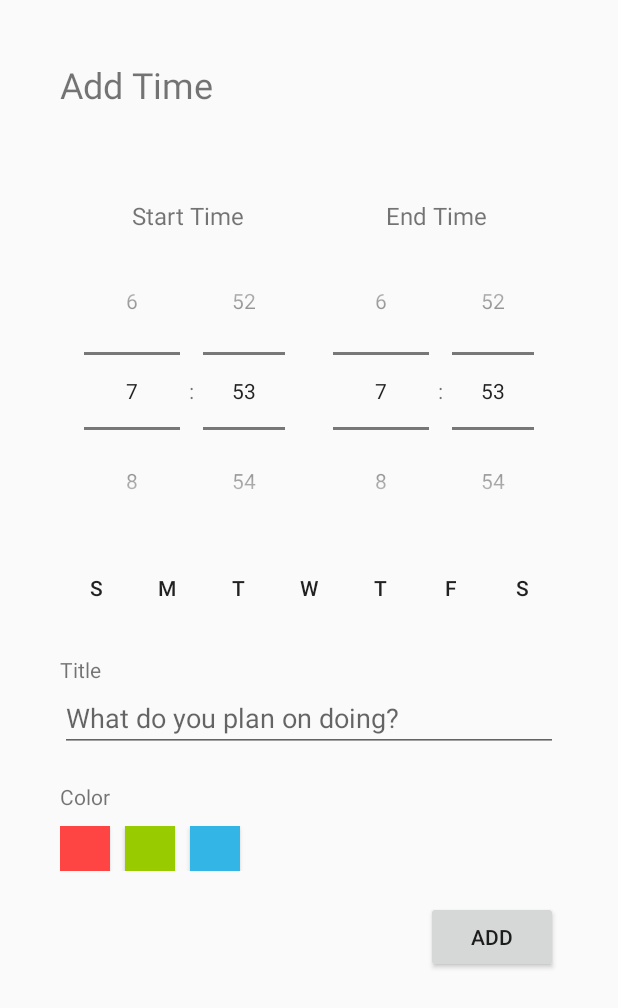
After one commit to Ericwhh/Beproductiv, an Android app: the AddTimeActivity screen opened directly, with no data from a screen before it, on a phone screen of 412 x 824 dp. The commit adds this screen. Shown: the top 1008 px of the screen. Run offline under Robolectric (Android 15) with nearby library versions, the phone set to English and light mode, and no system bars.

Commit message:
Add button in scheduler activity to add a new timer using a new activity

```diff
--- a/app/build.gradle
+++ b/app/build.gradle
@@ -27,6 +27,11 @@ dependencies {
     implementation 'androidx.appcompat:appcompat:1.2.0'
     implementation 'androidx.constraintlayout:constraintlayout:2.0.2'
     implementation 'androidx.wear:wear:1.0.0'
+    implementation 'androidx.legacy:legacy-support-v4:1.0.0'
+    implementation 'com.google.android.material:material:1.0.0'
+    implementation 'androidx.navigation:navigation-fragment:2.1.0'
+    implementation 'androidx.navigation:navigation-ui:2.1.0'
+    implementation 'androidx.lifecycle:lifecycle-extensions:2.1.0'
     testImplementation 'junit:junit:4.12'
     androidTestImplementation 'androidx.test.ext:junit:1.1.2'
     androidTestImplementation 'androidx.test.espresso:espresso-core:3.3.0'
--- /dev/null
+++ b/app/src/main/java/ca/bcit/beproductiv/AddTimeActivity.java
@@ -0,0 +1,14 @@
+package ca.bcit.beproductiv;
+
+import androidx.appcompat.app.AppCompatActivity;
+
+import android.os.Bundle;
+
+public class AddTimeActivity extends AppCompatActivity {
+
+    @Override
+    protected void onCreate(Bundle savedInstanceState) {
+        super.onCreate(savedInstanceState);
+        setContentView(R.layout.activity_add_time);
+    }
+}
--- /dev/null
+++ b/app/src/main/res/drawable/circular_button.xml
@@ -0,0 +1,7 @@
+<?xml version="1.0" encoding="utf-8"?>
+<shape xmlns:android="http://schemas.android.com/apk/res/android"
+    android:shape="oval">
+
+    <size android:height="100dp"
+        android:width="100dp" />
+</shape>
--- /dev/null
+++ b/app/src/main/res/layout/activity_add_time.xml
@@ -0,0 +1,173 @@
+<?xml version="1.0" encoding="utf-8"?>
+<LinearLayout xmlns:android="http://schemas.android.com/apk/res/android"
+    xmlns:app="http://schemas.android.com/apk/res-auto"
+    xmlns:tools="http://schemas.android.com/tools"
+    android:layout_width="match_parent"
+    android:layout_height="match_parent"
+    android:orientation="vertical"
+    android:gravity="center_horizontal"
+    tools:context=".AddTimeActivity">
+
+    <LinearLayout
+        android:layout_width="match_parent"
+        android:layout_height="wrap_content"
+        android:paddingTop="40dp"
+        android:paddingLeft="40dp"
+        android:paddingRight="40dp"
+        android:paddingBottom="40dp"
+        android:orientation="vertical">
+    <TextView
+        android:id="@+id/textView"
+        android:layout_width="match_parent"
+        android:layout_height="wrap_content"
+        android:textSize="24dp"
+        android:text="Add Time" />
+    </LinearLayout>
+
+    <LinearLayout
+        android:layout_width="match_parent"
+        android:layout_height="match_parent"
+        android:paddingLeft="40dp"
+        android:paddingRight="40dp"
+        android:paddingBottom="40dp"
+        android:orientation="vertical">
+
+    <LinearLayout
+        android:layout_width="match_parent"
+        android:layout_height="wrap_content"
+        android:layout_marginTop="20dp"
+        android:orientation="horizontal">
+        <TextView
+            android:id="@+id/timePickerStartText"
+            android:layout_width="wrap_content"
+            android:layout_height="wrap_content"
+            android:gravity="center_horizontal"
+            android:layout_weight="1"
+            android:textSize="16dp"
+            android:text="Start Time" />
+        <TextView
+            android:id="@+id/timePickerEndText"
+            android:layout_width="wrap_content"
+            android:layout_height="wrap_content"
+            android:gravity="center_horizontal"
+            android:layout_weight="1"
+            android:textSize="16dp"
+            android:text="End Time" />
+    </LinearLayout>
+
+    <LinearLayout
+        android:layout_width="match_parent"
+        android:layout_height="wrap_content"
+        android:orientation="horizontal">
+    <TimePicker
+        android:id="@+id/timePickerStart"
+        android:layout_width="wrap_content"
+        android:layout_height="wrap_content"
+        android:layout_weight="1"
+        android:timePickerMode="spinner"/>
+    <TimePicker
+        android:id="@+id/timePickerEnd"
+        android:layout_width="wrap_content"
+        android:layout_height="wrap_content"
+        android:layout_weight="1"
+        android:timePickerMode="spinner"/>
+    </LinearLayout>
+
+    <LinearLayout
+        android:layout_width="match_parent"
+        android:layout_height="50dp"
+        android:orientation="horizontal">
+        <Button
+            android:id="@+id/sunday"
+            style="@style/circular_button"
+            android:text="S" />
+        <Button
+            android:id="@+id/monday"
+            style="@style/circular_button"
+            android:text="M" />
+        <Button
+            android:id="@+id/tuesday"
+            style="@style/circular_button"
+            android:text="T" />
+        <Button
+            android:id="@+id/wednesday"
+            style="@style/circular_button"
+            android:text="W" />
+        <Button
+            android:id="@+id/thursday"
+            style="@style/circular_button"
+            android:text="T" />
+        <Button
+            android:id="@+id/friday"
+            style="@style/circular_button"
+            android:text="F" />
+        <Button
+            android:id="@+id/saturday"
+            style="@style/circular_button"
+            android:text="S" />
+    </LinearLayout>
+
+    <TextView
+        android:id="@+id/textView2"
+        android:layout_width="match_parent"
+        android:layout_height="wrap_content"
+        android:layout_marginTop="20dp"
+        android:text="Title" />
+
+    <EditText
+        android:id="@+id/editTextTextPersonName"
+        android:layout_width="match_parent"
+        android:layout_height="wrap_content"
+        android:ems="10"
+        android:inputType="textPersonName"
+        android:hint="What do you plan on doing?" />
+
+    <TextView
+        android:id="@+id/colorsText"
+        android:layout_width="match_parent"
+        android:layout_height="wrap_content"
+        android:layout_marginTop="20dp"
+        android:text="Color" />
+
+    <LinearLayout
+        android:layout_width="match_parent"
+        android:layout_height="wrap_content"
+        android:weightSum="9"
+        android:layout_marginTop="10dp"
+        android:orientation="horizontal">
+
+        <Button
+            android:id="@+id/colorOne"
+            android:layout_weight="1"
+            android:layout_width="0dp"
+            android:layout_height="30dp"
+            android:layout_marginEnd="10dp"
+            android:background="@android:color/holo_red_light"
+            android:text="" />
+        <Button
+            android:id="@+id/colorTwo"
+            android:layout_weight="1"
+            android:layout_width="0dp"
+            android:layout_height="30dp"
+            android:layout_marginEnd="10dp"
+            android:background="@android:color/holo_green_light"
+            android:text="" />
+        <Button
+            android:id="@+id/colorThree"
+            android:layout_weight="1"
+            android:layout_width="0dp"
+            android:layout_height="30dp"
+            android:layout_marginEnd="10dp"
+            android:background="@android:color/holo_blue_light"
+            android:text="" />
+    </LinearLayout>
+
+    <Button
+        android:layout_width="wrap_content"
+        android:layout_height="wrap_content"
+        android:layout_gravity="end"
+        android:layout_marginTop="20dp"
+        android:text="Add"/>
+    </LinearLayout>
+
+</LinearLayout>
--- a/app/src/main/res/values/dimens.xml
+++ b/app/src/main/res/values/dimens.xml
@@ -12,4 +12,10 @@
     inner_frame_layout_padding (below variable) on round screens.
     -->
     <dimen name="inner_frame_layout_padding">5dp</dimen>
+    <!-- Default screen margins, per the Android Design guidelines. -->
+    <dimen name="activity_horizontal_margin">16dp</dimen>
+    <dimen name="activity_vertical_margin">16dp</dimen>
+    <dimen name="nav_header_vertical_spacing">8dp</dimen>
+    <dimen name="nav_header_height">176dp</dimen>
+    <dimen name="fab_margin">16dp</dimen>
 </resources>
--- a/app/src/main/res/values/styles.xml
+++ b/app/src/main/res/values/styles.xml
@@ -6,5 +6,10 @@
         <item name="colorPrimaryDark">@color/colorPrimaryDark</item>
         <item name="colorAccent">@color/colorAccent</item>
     </style>
-
+    <style name="circular_button">
+        <item name="android:layout_width">wrap_content</item>
+        <item name="android:layout_height">wrap_content</item>
+        <item name="android:layout_weight">1</item>
+        <item name="android:background">@drawable/circular_button</item>
+    </style>
 </resources>
```
Also changed, not shown: app/src/main/AndroidManifest.xml (+4 -3 lines), app/src/main/java/ca/bcit/beproductiv/DayFragment.java (added, +75 -0 lines), app/src/main/java/ca/bcit/beproductiv/ScheduleActivity.java (+24 -0 lines), app/src/main/res/layout/activity_schedule.xml (+13 -38 lines), app/src/main/res/layout/fragment_day.xml (added, +17 -0 lines).
